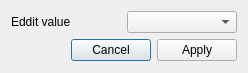
timofey260/RWE-Sharp, file ui/uifiles/special/effectdialog.ui: the form before one commit.
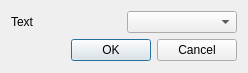
The form after the commit.

What changed in the file:
```diff
--- a/ui/uifiles/special/effectdialog.ui
+++ b/ui/uifiles/special/effectdialog.ui
@@ -25,7 +25,7 @@
      <item>
       <widget class="QLabel" name="label">
        <property name="text">
-        <string>Eddit value</string>
+        <string>Text</string>
        </property>
       </widget>
      </item>
@@ -40,7 +40,7 @@
       <enum>Qt::Orientation::Horizontal</enum>
      </property>
      <property name="standardButtons">
-      <set>QDialogButtonBox::StandardButton::Apply|QDialogButtonBox::StandardButton::Cancel</set>
+      <set>QDialogButtonBox::StandardButton::Cancel|QDialogButtonBox::StandardButton::Ok</set>
      </property>
     </widget>
    </item>
```
Left out of the diff: 2 changed lines with no effect on the pictures.
